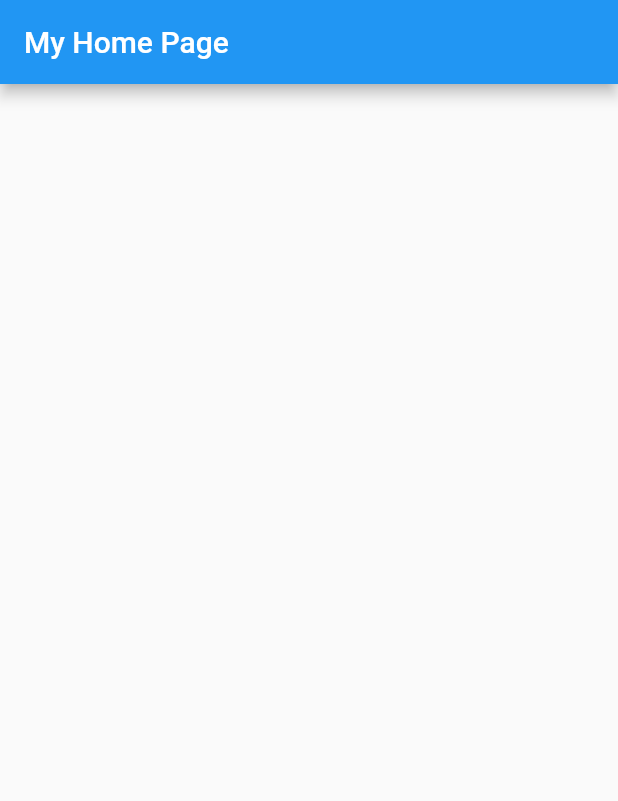
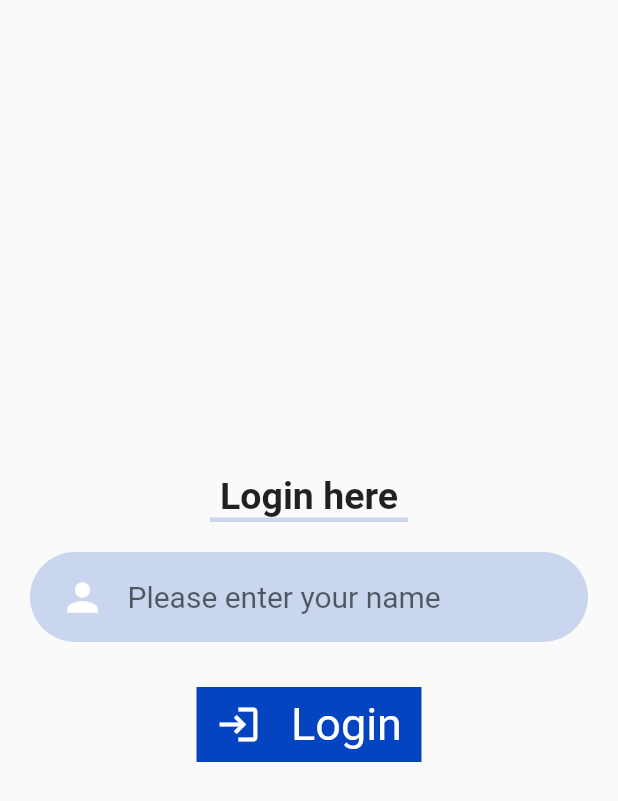
Before and after one commit to enny007/survey_app, a Flutter app: the screen it shows after launch, on a phone screen of 412 x 824 dp. Shown: the top 801 px of the screen. Run offline on Flutter 3.47's test engine with Material 2 defaults, Android fonts, the phone set to English and light mode, and no system bars.

Commit message:
changes to main

```diff
--- a/lib/main.dart
+++ b/lib/main.dart
@@ -1,23 +1,32 @@
 import 'package:flutter/material.dart';
+import 'package:flutter/services.dart';
+import 'package:survey_app/routes/routes.dart';
 
 void main() {
   runApp(
-    MaterialApp(
-      title: 'Flutter Demo',
-      theme: ThemeData(primarySwatch: Colors.blue),
-      home: const HomePage(),
-    ),
+    const MyApp(),
   );
 }
 
-class HomePage extends StatelessWidget {
-  const HomePage({Key? key}) : super(key: key);
+class MyApp extends StatelessWidget {
+  const MyApp({Key? key}) : super(key: key);
+
   @override
   Widget build(BuildContext context) {
-    return Scaffold(
-      appBar: AppBar(
-        title: const Text('My Home Page'),
+    SystemChrome.setSystemUIOverlayStyle(const SystemUiOverlayStyle(
+        statusBarColor: Color(0xff0444C0),
+        statusBarBrightness: Brightness.light));
+    return MaterialApp(
+      theme: ThemeData(
+        brightness: Brightness.light,
+        colorScheme: const ColorScheme.light(
+          secondary: Color(0xff0444C0),
+        ),
+        backgroundColor: Colors.white,
       ),
+      debugShowCheckedModeBanner: false,
+      initialRoute: RouteManager.loginPage,
+      onGenerateRoute: RouteManager.generateRoute,
     );
   }
 }
--- /dev/null
+++ b/lib/pages/login.dart
@@ -0,0 +1,124 @@
+import 'package:flutter/material.dart';
+import 'package:survey_app/routes/routes.dart';
+
+class LoginPage extends StatefulWidget {
+  const LoginPage({Key? key}) : super(key: key);
+
+  @override
+  State<LoginPage> createState() => _LoginPageState();
+}
+
+class _LoginPageState extends State<LoginPage> {
+  final TextEditingController _controller = TextEditingController();
+
+  @override
+  void dispose() {
+    _controller.dispose();
+    super.dispose();
+  }
+
+  @override
+  Widget build(BuildContext context) {
+    return Scaffold(
+      body: Center(
+        child: Column(
+          mainAxisAlignment: MainAxisAlignment.center,
+          children: [
+            const Text(
+              'Login here',
+              style: TextStyle(
+                fontSize: 25,
+                fontWeight: FontWeight.bold,
+              ),
+            ),
+            Padding(
+              padding: const EdgeInsets.symmetric(horizontal: 140),
+              child: Container(
+                decoration: BoxDecoration(
+                  border: Border(
+                    bottom: BorderSide(
+                      color: const Color(0xff0444C0).withOpacity(0.2),
+                      width: 3,
+                    ),
+                  ),
+                ),
+              ),
+            ),
+            const SizedBox(
+              height: 20,
+            ),
+            Padding(
+              padding: const EdgeInsets.symmetric(horizontal: 20),
+              child: Container(
+                height: 60,
+                padding: const EdgeInsets.symmetric(horizontal: 20),
+                width: double.infinity,
+                decoration: BoxDecoration(
+                  borderRadius: BorderRadius.circular(30),
+                  color: const Color(0xff0444C0).withOpacity(0.2),
+                ),
+                child: Row(
+                  children: [
+                    const Icon(
+                      Icons.person,
+                      color: Colors.white,
+                      size: 30,
+                    ),
+                    const SizedBox(
+                      width: 15,
+                    ),
+                    Expanded(
+                      child: TextField(
+                        controller: _controller,
+                        style: const TextStyle(
+                          color: Colors.black,
+                          fontSize: 20,
+                        ),
+                        decoration: const InputDecoration(
+                            border: InputBorder.none,
+                            hintText: 'Please enter your name',
+                            focusColor: Colors.white),
+                      ),
+                    ),
+                  ],
+                ),
+              ),
+            ),
+            const SizedBox(
+              height: 30,
+            ),
+            GestureDetector(
+              onTap: (() {
+                Navigator.of(context).pushNamed(RouteManager.startingPage);
+              }),
+              child: Container(
+                height: 50,
+                width: 150,
+                decoration: const BoxDecoration(
+                  color: Color(0xff0444C0),
+                ),
+                child: Row(
+                  mainAxisAlignment: MainAxisAlignment.center,
+                  children: const [
+                    Icon(
+                      Icons.login,
+                      color: Colors.white,
+                      size: 30,
+                    ),
+                    SizedBox(
+                      width: 20,
+                    ),
+                    Text(
+                      'Login',
+                      style: TextStyle(color: Colors.white, fontSize: 30),
+                    )
+                  ],
+                ),
+              ),
+            )
+          ],
+        ),
+      ),
+    );
+  }
+}
--- /dev/null
+++ b/lib/routes/routes.dart
@@ -0,0 +1,30 @@
+import 'package:flutter/material.dart';
+import 'package:survey_app/pages/login.dart';
+import 'package:survey_app/pages/question_page.dart';
+
+import '../pages/starting_page.dart';
+
+class RouteManager {
+  static const String loginPage = '/';
+  static const String startingPage = '/startingPage';
+  static const String questionPage = '/questionPage';
+
+  static Route<dynamic> generateRoute(RouteSettings settings) {
+    switch (settings.name) {
+      case loginPage:
+        return MaterialPageRoute(
+          builder: (context) => const LoginPage(),
+        );
+      case startingPage:
+        return MaterialPageRoute(
+          builder: (context) => const StartingPage(),
+        );
+      case questionPage:
+        return MaterialPageRoute(
+          builder: ((context) => const QuestionPage()),
+        );
+      default:
+        throw const FormatException('Route not found!, check routes again');
+    }
+  }
+}
```
Also changed, not shown: lib/models/cervical_cancer_survey.dart (added, +179 -0 lines), lib/models/question_model.dart (added, +10 -0 lines), lib/pages/starting_page.dart (added, +69 -0 lines).
